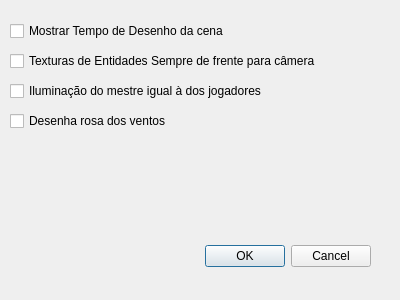
First picture: the form in ifg/qt/ui/opcoes.ui, repository matferib/tabuleiro-virtual, before the edit.
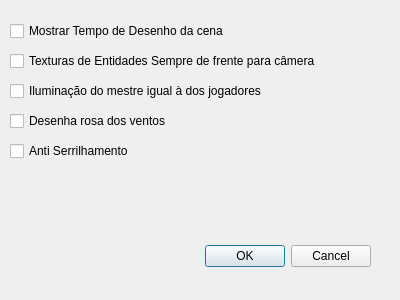
Second picture: the form after the edit.

Commit message: anti aliasing qt

```diff
--- a/ifg/qt/ui/opcoes.ui
+++ b/ifg/qt/ui/opcoes.ui
@@ -81,6 +81,19 @@
     <string>Desenha rosa dos ventos</string>
    </property>
   </widget>
+  <widget class="QCheckBox" name="checkbox_anti_aliasing">
+   <property name="geometry">
+    <rect>
+     <x>10</x>
+     <y>140</y>
+     <width>271</width>
+     <height>22</height>
+    </rect>
+   </property>
+   <property name="text">
+    <string>Anti Serrilhamento</string>
+   </property>
+  </widget>
  </widget>
  <resources/>
  <connections>
```
The commit also changes 9 other files.
